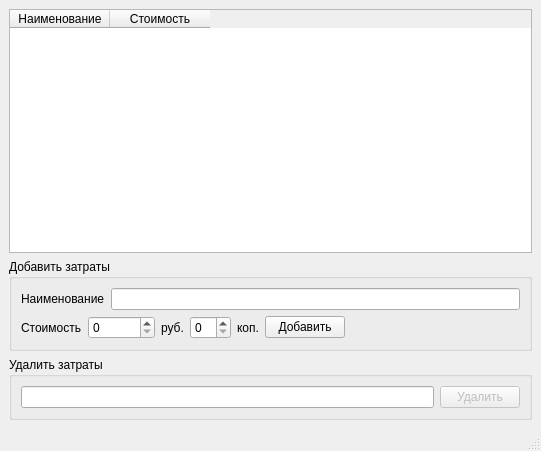
Before: the Qt Designer form prilogenie/expenseswindow.ui in parlamentyor/auto_correct_plan, drawn with Qt 5.
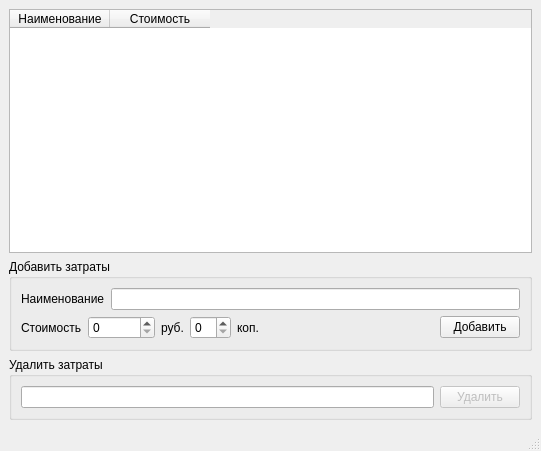
After: the same form once the commit is applied.

What changed in the file:
```diff
--- a/prilogenie/expenseswindow.ui
+++ b/prilogenie/expenseswindow.ui
@@ -82,13 +82,6 @@
            </property>
           </widget>
          </item>
-         <item>
-          <widget class="QPushButton" name="pb_add">
-           <property name="text">
-            <string>Добавить</string>
-           </property>
-          </widget>
-         </item>
          <item>
           <spacer name="horizontalSpacer">
            <property name="orientation">
@@ -102,6 +95,13 @@
            </property>
           </spacer>
          </item>
+         <item>
+          <widget class="QPushButton" name="pb_add">
+           <property name="text">
+            <string>Добавить</string>
+           </property>
+          </widget>
+         </item>
         </layout>
        </item>
       </layout>
```
